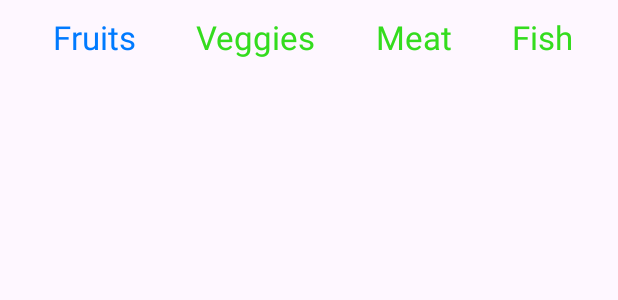
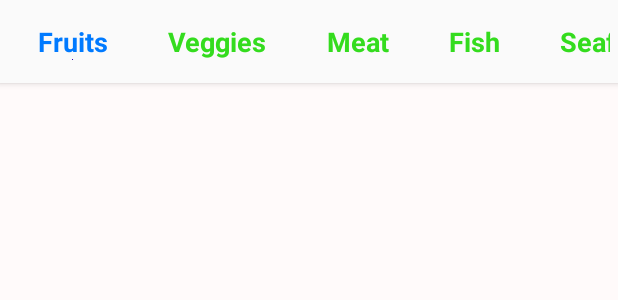
Before and after one commit to MohtashamMurshid/CartCompare, an Android app: the layout fragment_add.xml on its own in the app's theme, with its tools: preview values and no code run, on a phone screen of 412 x 824 dp. Shown: the top 300 px of the screen. Run offline under Robolectric (Android 15) with nearby library versions, the phone set to English and light mode, and no system bars; Roboto replaces fonts that are not available here.

Commit message:
v5.restructured: all categories complete

```diff
--- a/app/src/main/res/layout/fragment_add.xml
+++ b/app/src/main/res/layout/fragment_add.xml
@@ -5,29 +5,30 @@
     android:id="@+id/rootFl"
     android:layout_width="match_parent"
     android:layout_height="match_parent"
+    android:background="#FFFAFA"
     tools:context=".fragments.AddFragment">
 
     <LinearLayout
         android:layout_width="match_parent"
         android:layout_height="match_parent"
         android:orientation="vertical"
-        >
+        android:scrollbarStyle="outsideInset">
 
         <HorizontalScrollView
             android:id="@+id/categoryBar"
             android:layout_width="match_parent"
             android:layout_height="wrap_content"
+            android:background="#FAFAFA"
             android:elevation="3dp"
+            android:padding="5dp"
             android:scrollbars="none">
 
             <LinearLayout
                 android:layout_width="wrap_content"
                 android:layout_height="match_parent"
                 android:gravity="center_vertical"
-                android:orientation="horizontal"
-                android:paddingLeft="15dp"
 
-                >
+                android:orientation="horizontal">
 
                 <TextView
                     android:id="@+id/fruitsTv"
@@ -36,11 +37,14 @@
                     android:layout_marginLeft="10dp"
                     android:layout_marginRight="10dp"
                     android:layout_weight="1"
+                    android:drawableBottom="@color/design_default_color_primary_variant"
+                    android:fadingEdge="vertical"
                     android:fontFamily="@font/alexandria_semibold"
                     android:padding="10dp"
                     android:text="Fruits"
                     android:textColor="#007AFF"
-                    android:textSize="22sp" />
+                    android:textSize="18sp"
+                    android:textStyle="bold" />
 
                 <TextView
                     android:id="@+id/veggiesTv"
@@ -53,7 +57,8 @@
                     android:padding="10dp"
                     android:text="Veggies"
                     android:textColor="#34DC1E"
-                    android:textSize="22sp" />
+                    android:textSize="18sp"
+                    android:textStyle="bold" />
 
                 <TextView
                     android:id="@+id/meatTv"
@@ -66,7 +71,8 @@
                     android:padding="10dp"
                     android:text="Meat"
                     android:textColor="#34DC1E"
-                    android:textSize="22sp" />
+                    android:textSize="18sp"
+                    android:textStyle="bold" />
 
                 <TextView
                     android:id="@+id/fishTv"
@@ -79,7 +85,8 @@
                     android:padding="10dp"
                     android:text="Fish"
                     android:textColor="#34DC1E"
-                    android:textSize="22sp" />
+                    android:textSize="18sp"
+                    android:textStyle="bold" />
 
                 <TextView
                     android:id="@+id/seafoodTv"
@@ -92,7 +99,8 @@
                     android:padding="10dp"
                     android:text="Seafood"
                     android:textColor="#34DC1E"
-                    android:textSize="22sp" />
+                    android:textSize="18sp"
+                    android:textStyle="bold" />
 
                 <TextView
                     android:id="@+id/dairyTv"
@@ -105,7 +113,8 @@
                     android:padding="10dp"
                     android:text="Eggs &amp; Dairy"
                     android:textColor="#34DC1E"
-                    android:textSize="22sp" />
+                    android:textSize="18sp"
+                    android:textStyle="bold" />
 
                 <TextView
                     android:id="@+id/snacksTv"
@@ -118,7 +127,8 @@
                     android:padding="10dp"
                     android:text="Snacks"
                     android:textColor="#34DC1E"
-                    android:textSize="22sp" />
+                    android:textSize="18sp"
+                    android:textStyle="bold" />
 
             </LinearLayout>
         </HorizontalScrollView>
@@ -131,16 +141,19 @@
             <androidx.constraintlayout.widget.ConstraintLayout
                 android:layout_width="match_parent"
                 android:layout_height="match_parent"
-                android:layout_gravity="center">
+                android:layout_gravity="center"
+                android:layout_marginLeft="8dp"
+                android:layout_marginTop="8dp"
+                android:layout_marginRight="8dp">
 
                 <ScrollView
                     android:layout_width="match_parent"
-                    android:layout_height="wrap_content"
-                    android:foregroundGravity="center_horizontal"
+                    android:layout_height="0dp"
+                    android:fillViewport="false"
+                    android:overScrollMode="never"
                     android:scrollbars="none"
-                    android:overScrollMode="never"
                     android:visibility="visible"
-                    android:fillViewport="true"
+                    app:layout_constraintBottom_toBottomOf="parent"
                     app:layout_constraintEnd_toEndOf="parent"
                     app:layout_constraintStart_toStartOf="parent"
                     app:layout_constraintTop_toTopOf="parent">
@@ -149,10 +162,8 @@
                         android:id="@+id/gridLayout"
                         android:layout_width="match_parent"
                         android:layout_height="wrap_content"
-                        android:elevation="0dp"
                         android:foregroundGravity="top|center_horizontal"
-                        app:columnCount="2"
-                        app:columnOrderPreserved="false" />
+                        app:columnCount="2" />
                 </ScrollView>
 
             </androidx.constraintlayout.widget.ConstraintLayout>
--- a/app/src/main/res/values/colors.xml
+++ b/app/src/main/res/values/colors.xml
@@ -5,6 +5,8 @@
 
     <color name="black">#FF000000</color>
     <color name="white">#FFFFFFFF</color>
+    <color name="blue">#007AFF</color>
+    <color name="green01">#34DC1E</color>
     <color name="colorGray01">#959595</color>
     <color name="colorGray02">#c6c6c6</color>
     <color name="black_transparent">#8B000000</color>
```
Also changed, not shown: app/src/main/java/com/example/realestate/ItemRepository.kt (+26 -13 lines), app/src/main/res/drawable/category_selected_effect.xml (added, +16 -0 lines), app/src/main/res/layout/fragment_item_details.xml (+10 -10 lines), app/src/main/res/layout/item_card.xml (+14 -10 lines), app/src/main/res/drawable/organic_milk.png (added).
